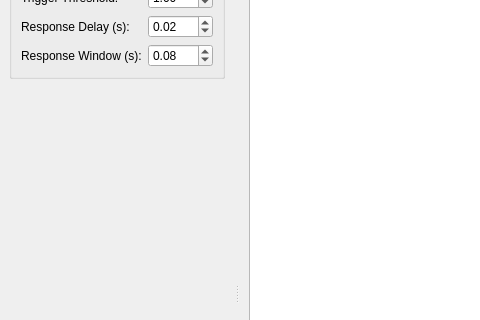
This is Resources/EMGViewerGUI.ui in chrismullins/MEPViewer as Qt 5 draws it before an edit; both pictures show x 0 to 480 and y 163 to 483 of the 1062 by 897 pixel window. The edited form follows.
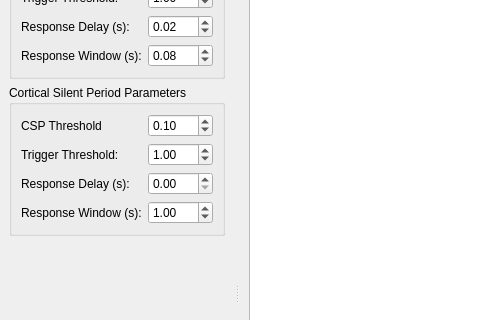
This is the edited form. Custom widgets are drawn as their Qt base class.

Commit message:
Enable config of CSP parameters from UI.
Also fix a lot of the csp logic code to emulate the newer code
from the pas logic.  Eventually I should make these each subclasses
of an abstract class in order to reduce code copying.

The edit to the form file:
```diff
--- a/Resources/EMGViewerGUI.ui
+++ b/Resources/EMGViewerGUI.ui
@@ -74,7 +74,7 @@
    </attribute>
    <widget class="QWidget" name="dockWidgetContents">
     <layout class="QGridLayout" name="gridLayout_3">
-     <item row="2" column="0">
+     <item row="3" column="0">
       <spacer name="verticalSpacer">
        <property name="orientation">
         <enum>Qt::Vertical</enum>
@@ -194,6 +194,80 @@
        </layout>
       </widget>
      </item>
+     <item row="2" column="0">
+      <widget class="QGroupBox" name="groupBox_2">
+       <property name="title">
+        <string>Cortical Silent Period Parameters</string>
+       </property>
+       <layout class="QGridLayout" name="gridLayout_4">
+        <item row="1" column="1">
+         <widget class="QDoubleSpinBox" name="csp_trigger_threshold_spinbox">
+          <property name="singleStep">
+           <double>0.100000000000000</double>
+          </property>
+          <property name="value">
+           <double>1.000000000000000</double>
+          </property>
+         </widget>
+        </item>
+        <item row="2" column="0">
+         <widget class="QLabel" name="label_4">
+          <property name="text">
+           <string>Response Delay (s):</string>
+          </property>
+         </widget>
+        </item>
+        <item row="1" column="0">
+         <widget class="QLabel" name="label_8">
+          <property name="text">
+           <string>Trigger Threshold:</string>
+          </property>
+         </widget>
+        </item>
+        <item row="2" column="1">
+         <widget class="QDoubleSpinBox" name="csp_response_delay_spinbox">
+          <property name="singleStep">
+           <double>0.100000000000000</double>
+          </property>
+         </widget>
+        </item>
+        <item row="3" column="1">
+         <widget class="QDoubleSpinBox" name="csp_response_window_spinbox">
+          <property name="singleStep">
+           <double>0.100000000000000</double>
+          </property>
+          <property name="value">
+           <double>1.000000000000000</double>
+          </property>
+         </widget>
+        </item>
+        <item row="3" column="0">
+         <widget class="QLabel" name="label_9">
+          <property name="text">
+           <string>Response Window (s):</string>
+          </property>
+         </widget>
+        </item>
+        <item row="0" column="1">
+         <widget class="QDoubleSpinBox" name="csp_csp_threshold_spinbox">
+          <property name="singleStep">
+           <double>0.010000000000000</double>
+          </property>
+          <property name="value">
+           <double>0.100000000000000</double>
+          </property>
+         </widget>
+        </item>
+        <item row="0" column="0">
+         <widget class="QLabel" name="label_10">
+          <property name="text">
+           <string>CSP Threshold</string>
+          </property>
+         </widget>
+        </item>
+       </layout>
+      </widget>
+     </item>
     </layout>
    </widget>
   </widget>
```
The commit also changes 3 other files.
